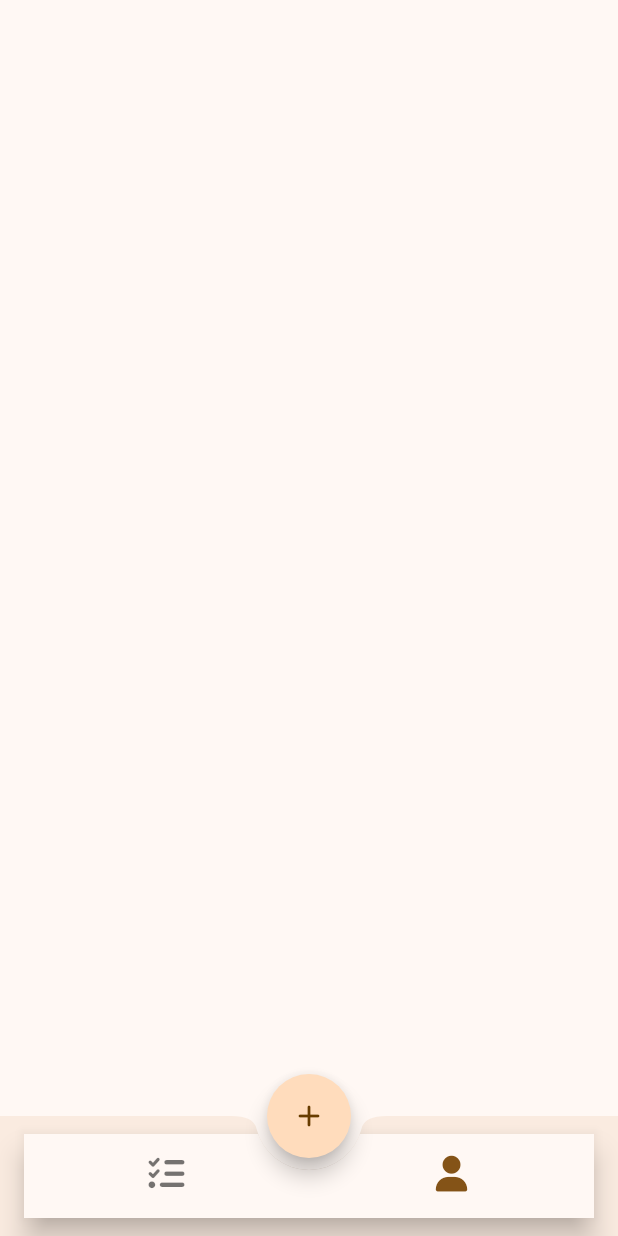
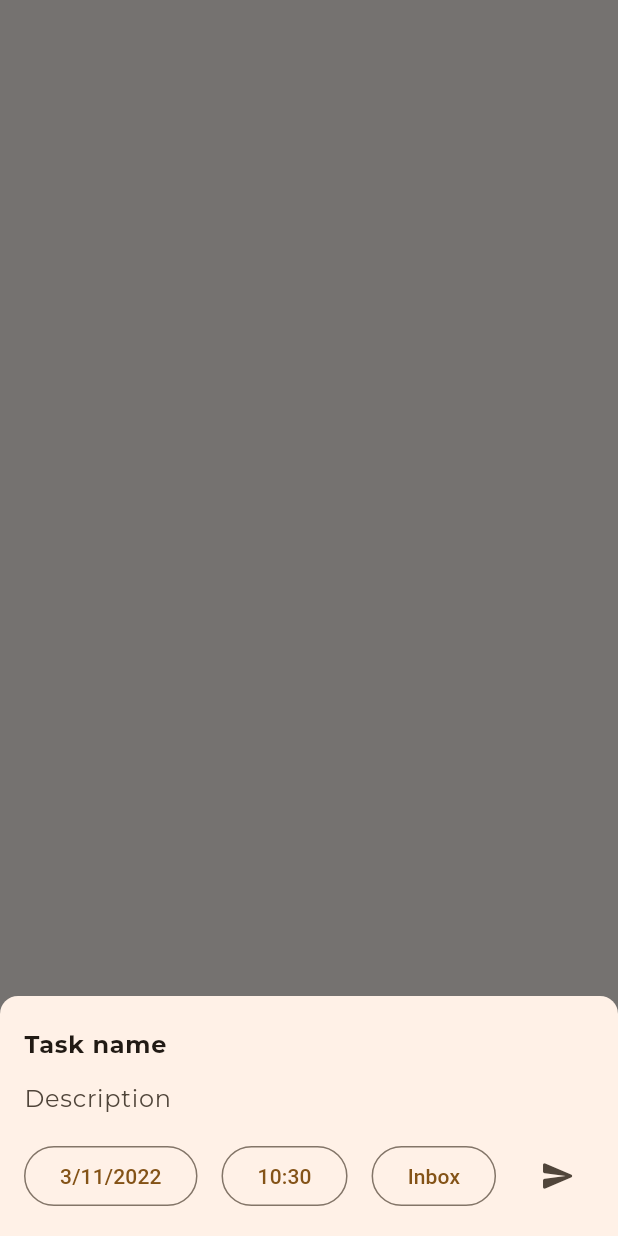
Before and after one commit to DiemUyen/CSC13118_TodoApp, a Flutter app: the screen it shows after launch, item 2 of the bottom bar chosen, after a tap on the "add" icon, on a phone screen of 412 x 824 dp. Run offline on Flutter 3.47's test engine with Material 2 defaults, Android fonts, the phone set to English and light mode, and no system bars; drawn by our look-alikes of dynamic_color; our stand-ins replace font_awesome_flutter, google_fonts.

Commit message:
Adding task UI

```diff
--- a/todo_app/lib/main.dart
+++ b/todo_app/lib/main.dart
@@ -1,10 +1,16 @@
 import 'package:dynamic_color/dynamic_color.dart';
 import 'package:flutter/material.dart';
+import 'package:flutter/services.dart';
 import 'package:todo_app/routes.dart';
 import 'package:todo_app/routes/home.dart';
 import 'package:todo_app/utils/app_theme.dart';
 
 void main() {
+  SystemChrome.setSystemUIOverlayStyle(
+    const SystemUiOverlayStyle(
+      statusBarColor: Colors.transparent,
+    ),
+  );
   runApp(const MyApp());
 }
 
--- a/todo_app/lib/routes.dart
+++ b/todo_app/lib/routes.dart
@@ -2,7 +2,6 @@ import 'package:flutter/material.dart';
 import 'package:todo_app/routes/detail/detail_task_page.dart';
 import 'package:todo_app/routes/detail/notifications_setting_page.dart';
 import 'package:todo_app/routes/detail/profile_page.dart';
-import 'package:todo_app/routes/home/adding_task_bottom_sheet.dart';
 import 'package:todo_app/routes/home/notifications_page.dart';
 import 'package:todo_app/routes/home/personal_page.dart';
 import 'package:todo_app/routes/home/tasks_page.dart';
@@ -11,9 +10,6 @@ class RouteGenerator {
   // Tasks
   static const String tasksPage = '/tasks';
   static const String detailTaskPage = '/detailTask';
-
-  // Add task
-  static const String addingTaskBottomSheet = '/addingTask';
 
   // Personal
   static const String personalPage = '/personal';
@@ -36,10 +32,6 @@ class RouteGenerator {
       case detailTaskPage:
         return MaterialPageRoute(
           builder: (_) => const DetailTaskPage()
-        );
-      case addingTaskBottomSheet:
-        return MaterialPageRoute(
-          builder: (_) => const AddingTaskBottomSheet()
         );
       case personalPage:
         return MaterialPageRoute(
--- a/todo_app/lib/routes/home.dart
+++ b/todo_app/lib/routes/home.dart
@@ -1,10 +1,8 @@
 import 'package:flutter/material.dart';
-import 'package:todo_app/routes.dart';
-import 'package:todo_app/routes/home/adding_task_bottom_sheet.dart';
 import 'package:todo_app/routes/home/personal_page.dart';
 import 'package:todo_app/routes/home/tasks_page.dart';
-import 'package:todo_app/widgets/custom_app_bar.dart';
 import 'package:todo_app/widgets/custom_bottom_nav_bar.dart';
+import 'package:todo_app/widgets/custom_floating_action_button.dart';
 
 class HomePage extends StatefulWidget {
   const HomePage({Key? key}) : super(key: key);
@@ -28,13 +26,7 @@ class _HomePageState extends State<HomePage> {
   Widget build(BuildContext context) {
     return SafeArea(
       child: Scaffold(
-        floatingActionButton: FloatingActionButton(
-          onPressed: () { },
-          shape: RoundedRectangleBorder(
-            borderRadius: BorderRadius.circular(48),
-          ),
-          child: const Icon(Icons.add_rounded),
-        ),
+        floatingActionButton: const CustomFloatingActionButton(),
         floatingActionButtonLocation: FloatingActionButtonLocation.centerDocked,
         bottomNavigationBar: CustomBottomNavigationBar(
           currentIndex: currentIndex,
--- a/todo_app/lib/routes/home/tasks_page.dart
+++ b/todo_app/lib/routes/home/tasks_page.dart
@@ -125,9 +125,9 @@ class GreetingBar extends StatelessWidget {
 
 class CircleTabIndicator extends Decoration {
   final Color color;
-  double radius;
+  final double radius;
 
-  CircleTabIndicator({required this.color, required this.radius});
+  const CircleTabIndicator({required this.color, required this.radius});
 
   @override
   BoxPainter createBoxPainter([VoidCallback? onChanged]) {
@@ -144,13 +144,13 @@ class _CirclePainter extends BoxPainter {
 
   @override
   void paint(Canvas canvas, Offset offset, ImageConfiguration configuration) {
-    Paint _paint = Paint();
-    _paint.color = color;
-    _paint.isAntiAlias = true;
+    Paint paint = Paint();
+    paint.color = color;
+    paint.isAntiAlias = true;
 
     final Offset circleOffset = Offset(configuration.size!.width / 2 - radius / 2, configuration.size!.height - radius);
 
-    canvas.drawCircle(offset + circleOffset, radius, _paint);
+    canvas.drawCircle(offset + circleOffset, radius, paint);
   }
 
 }
--- a/todo_app/lib/widgets/custom_app_bar.dart
+++ b/todo_app/lib/widgets/custom_app_bar.dart
@@ -16,7 +16,8 @@ class CustomAppBar extends StatelessWidget implements PreferredSizeWidget{
       title: Text(
         title,
         style: context.titleLarge?.copyWith(
-          fontWeight: FontWeight.bold
+          fontWeight: FontWeight.bold,
+          color: AppTheme.lightTheme(null).colorScheme.onSurface
         ),
       ),
       actions: [
@@ -25,7 +26,7 @@ class CustomAppBar extends StatelessWidget implements PreferredSizeWidget{
             showSearch(context: context, delegate: DataSearchDelegate(),);
           },
           icon: const FaIcon(FontAwesomeIcons.magnifyingGlass),
-          color: AppTheme.lightTheme(null).colorScheme.primary,
+          color: AppTheme.lightTheme(null).colorScheme.onSurfaceVariant,
         ),
         const SizedBox(width: 8,),
         IconButton(
@@ -33,7 +34,7 @@ class CustomAppBar extends StatelessWidget implements PreferredSizeWidget{
             Navigator.pushNamed(context, RouteGenerator.notificationsPage);
           },
           icon: const FaIcon(FontAwesomeIcons.solidBell),
-          color: AppTheme.lightTheme(null).colorScheme.primary,
+          color: AppTheme.lightTheme(null).colorScheme.onSurfaceVariant,
         ),
         const SizedBox(width: 8,),
       ],
--- /dev/null
+++ b/todo_app/lib/widgets/custom_floating_action_button.dart
@@ -0,0 +1,153 @@
+import 'package:flutter/material.dart';
+import 'package:todo_app/utils/app_theme.dart';
+import 'package:todo_app/utils/extensions.dart';
+
+class CustomFloatingActionButton extends StatelessWidget {
+  const CustomFloatingActionButton({Key? key}) : super(key: key);
+
+  @override
+  Widget build(BuildContext context) {
+    return FloatingActionButton(
+      onPressed: () {
+        showModalBottomSheet(
+          shape: const RoundedRectangleBorder(
+            borderRadius: BorderRadius.only(
+              topLeft: Radius.circular(12),
+              topRight: Radius.circular(12),
+            ),
+          ),
+          isScrollControlled: true,
+          context: context,
+          builder: (context) {
+            return Padding(
+              padding: const EdgeInsets.only(left: 16, top: 8, right: 16, bottom: 16),
+              child: SingleChildScrollView(
+                child: Column(
+                  children: [
+                    TextField(
+                      decoration: InputDecoration(
+                        hintText: 'Task name',
+                        border: const UnderlineInputBorder(
+                          borderSide: BorderSide.none,
+                        ),
+                        hintStyle: context.bodyLarge?.copyWith(
+                          fontWeight: FontWeight.bold,
+                        ),
+                      ),
+                      style: context.bodyLarge?.copyWith(
+                        fontWeight: FontWeight.bold,
+                      ),
+                    ),
+                    TextField(
+                      decoration: const InputDecoration(
+                        hintText: 'Description',
+                        border: UnderlineInputBorder(
+                          borderSide: BorderSide.none,
+                        ),
+                        isCollapsed: true,
+                      ),
+                      maxLines: null,
+                      style: context.bodyLarge,
+                    ),
+                    const SizedBox(height: 16,),
+                    Row(
+                      mainAxisAlignment: MainAxisAlignment.start,
+                      children: [
+                        const ScheduleDate(),
+                        const SizedBox(width: 16,),
+                        const ScheduleTime(),
+                        const SizedBox(width: 16,),
+                        OutlinedButton(
+                          onPressed: () {
+                            // TODO: dialog to choose project
+                          },
+                          //child: Text(_projectSelected),
+                          child: const Text('Inbox'),
+                        ),
+                        const Spacer(),
+                        IconButton(
+                          onPressed: () {},
+                          //icon: const FaIcon(FontAwesomeIcons.solidPaperPlane),
+                          icon: const Icon(Icons.send_rounded),
+                          color: AppTheme.lightTheme(null).colorScheme.onSurfaceVariant,
+                        ),
+                      ],
+                    ),
+                  ],
+                ),
+              ),
+            );
+          },
+        );
+      },
+      shape: RoundedRectangleBorder(
+        borderRadius: BorderRadius.circular(48),
+      ),
+      child: const Icon(Icons.add_rounded),
+    );
+  }
+}
+
+class ScheduleDate extends StatefulWidget {
+  const ScheduleDate({Key? key}) : super(key: key);
+
+  @override
+  State<ScheduleDate> createState() => _ScheduleDateState();
+}
+
+class _ScheduleDateState extends State<ScheduleDate> {
+
+  var _dateSelected = DateTime.now();
+
+  @override
+  Widget build(BuildContext context) {
+    return OutlinedButton(
+      onPressed: () async {
+        DateTime? picked = await showDatePicker(
+          context: context,
+          initialDate: _dateSelected,
+          firstDate: DateTime.now(),
+          lastDate: DateTime(2023),);
+        if (picked != null) {
+          setState(() {
+            _dateSelected = picked;
+          });
+        }
+      },
+      child: Text('${_dateSelected.day}/${_dateSelected.month}/${_dateSelected.year}'),
+    );
+  }
+}
+
+
+class ScheduleTime extends StatefulWidget {
+  const ScheduleTime({Key? key}) : super(key: key);
+
+  @override
+  State<ScheduleTime> createState() => _ScheduleTimeState();
+}
+
+class _ScheduleTimeState extends State<ScheduleTime> {
+
+  var _timeSelected = TimeOfDay.now();
+  var _projectSelected = 'Inbox';
+
+  @override
+  Widget build(BuildContext context) {
+    return OutlinedButton(
+      onPressed: () async {
+        TimeOfDay? picked = await showTimePicker(
+            context: context,
+            initialTime: _timeSelected,
+            helpText: 'Schedule time'
+        );
+        if (picked != null) {
+          setState(() {
+            _timeSelected = picked;
+          });
+        }
+      },
+      child: Text('${_timeSelected.hour}:${_timeSelected.minute}'),
+    );
+  }
+}
--- a/todo_app/lib/widgets/data_search_delegate.dart
+++ b/todo_app/lib/widgets/data_search_delegate.dart
@@ -43,7 +43,7 @@ class DataSearchDelegate extends SearchDelegate {
     return Center(
       child: Text(
         query,
-        style: context.bodyMedium?.copyWith(
+        style: context.bodyLarge?.copyWith(
             color: AppTheme.lightTheme(null).colorScheme.onSurface
         ),
       ),
@@ -63,7 +63,7 @@ class DataSearchDelegate extends SearchDelegate {
         return ListTile(
           title: Text(
             suggestion,
-            style: context.bodyMedium,
+            style: context.bodyLarge,
           ),
           onTap: () {
             query = suggestion;
@@ -79,7 +79,7 @@ class DataSearchDelegate extends SearchDelegate {
     var superThemeData = super.appBarTheme(context);
     return superThemeData.copyWith(
       textTheme: superThemeData.textTheme.copyWith(
-        headline6: context.bodyMedium
+        headline6: context.bodyLarge
       )
     );
   }
```
Also changed, not shown: todo_app/lib/routes/home/adding_task_bottom_sheet.dart (deleted, +0 -15 lines).
